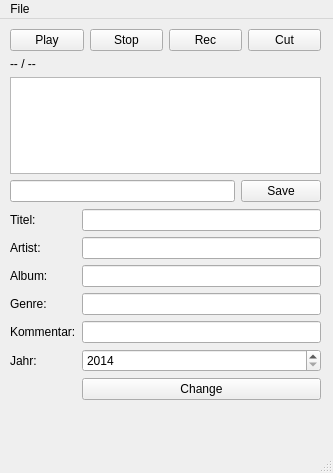
quitejonny/godirec, file ui/godi_rec.ui: the form before one commit.
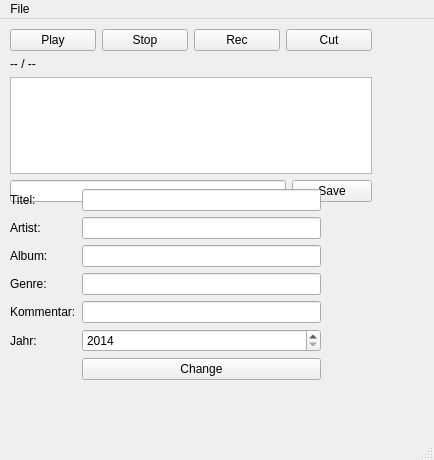
The form after the commit.

Commit message: changed performer to artist to simplify code

```diff
--- a/ui/godi_rec.ui
+++ b/ui/godi_rec.ui
@@ -6,8 +6,8 @@
    <rect>
     <x>0</x>
     <y>0</y>
-    <width>333</width>
-    <height>473</height>
+    <width>434</width>
+    <height>460</height>
    </rect>
   </property>
   <property name="windowTitle">
@@ -19,7 +19,7 @@
      <rect>
       <x>10</x>
       <y>10</y>
-      <width>311</width>
+      <width>362</width>
       <height>173</height>
      </rect>
     </property>
@@ -86,7 +86,7 @@
     <property name="geometry">
      <rect>
       <x>10</x>
-      <y>190</y>
+      <y>170</y>
       <width>311</width>
       <height>231</height>
      </rect>
@@ -184,7 +184,7 @@
     <rect>
      <x>0</x>
      <y>0</y>
-     <width>333</width>
+     <width>434</width>
      <height>25</height>
     </rect>
    </property>
```
Left out of the diff: 2 changed lines with no effect on the pictures. The commit also changes 1 other file.
